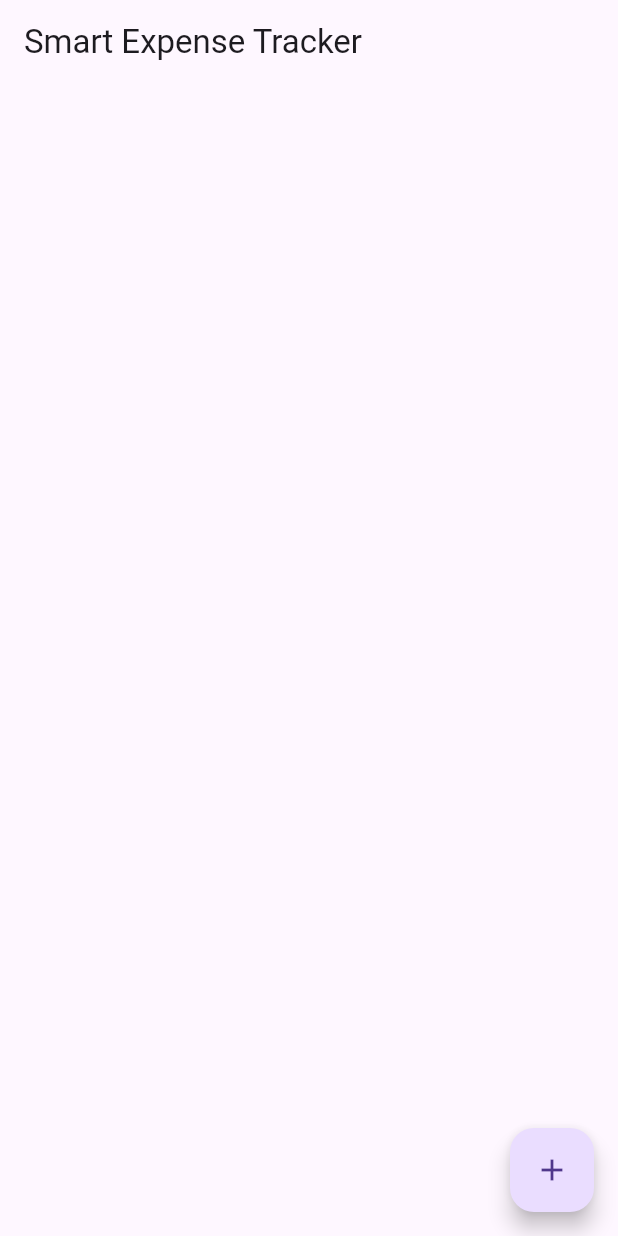
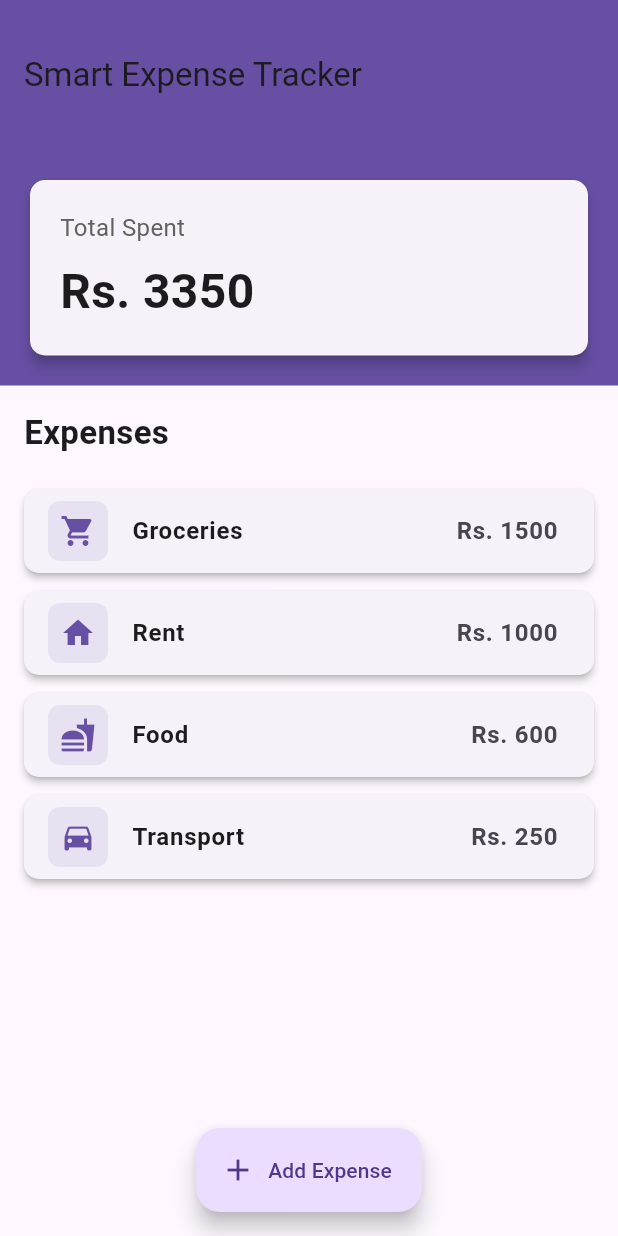
Before and after one commit to ToobaFayyaz55/Expense-Tracker, a Flutter app: the screen it shows after launch, on a phone screen of 412 x 824 dp. Run offline on Flutter 3.47's test engine with Material 3 defaults, Android fonts, the phone set to English and light mode, and no system bars.

Commit message:
Updated the code a little

```diff
--- a/lib/main.dart
+++ b/lib/main.dart
@@ -9,6 +9,10 @@ class ExpenseTrackerApp extends StatelessWidget {
       title: 'Smart Expense Tracker',
       home: ExpenseHomePage(),
       debugShowCheckedModeBanner: false,
+      theme: ThemeData(
+        primarySwatch: Colors.blue,
+        visualDensity: VisualDensity.adaptivePlatformDensity,
+      ),
     );
   }
 }
@@ -19,23 +23,35 @@ class ExpenseHomePage extends StatefulWidget {
 }
 
 class _ExpenseHomePageState extends State<ExpenseHomePage> {
-  final List<Map<String, dynamic>> _expenses = [];
+  final List<Map<String, dynamic>> _expenses = [
+    {"title": "Groceries", "amount": 1500.0, "categoryIcon": Icons.shopping_cart},
+    {"title": "Rent", "amount": 1000.0, "categoryIcon": Icons.home},
+    {"title": "Food", "amount": 600.0, "categoryIcon": Icons.fastfood},
+    {"title": "Transport", "amount": 250.0, "categoryIcon": Icons.directions_car},
+  ];
 
   final TextEditingController _titleController = TextEditingController();
   final TextEditingController _amountController = TextEditingController();
+  IconData? _selectedCategoryIcon;
+
+  double get _totalSpent {
+    return _expenses.fold(0.0, (sum, item) => sum + item['amount']);
+  }
 
   void _addExpense() {
-    if (_titleController.text.isEmpty || _amountController.text.isEmpty) return;
+    if (_titleController.text.isEmpty || _amountController.text.isEmpty || _selectedCategoryIcon == null) return;
 
     setState(() {
       _expenses.add({
         "title": _titleController.text,
-        "amount": double.parse(_amountController.text)
+        "amount": double.parse(_amountController.text),
+        "categoryIcon": _selectedCategoryIcon,
       });
     });
 
     _titleController.clear();
     _amountController.clear();
+    _selectedCategoryIcon = null;
     Navigator.pop(context);
   }
 
@@ -49,9 +65,26 @@ class _ExpenseHomePageState extends State<ExpenseHomePage> {
           children: [
             TextField(controller: _titleController, decoration: InputDecoration(labelText: "Title")),
             TextField(controller: _amountController, decoration: InputDecoration(labelText: "Amount"), keyboardType: TextInputType.number),
+            DropdownButtonFormField<IconData>(
+              decoration: InputDecoration(labelText: "Category"),
+              value: _selectedCategoryIcon,
+              items: [
+                DropdownMenuItem(value: Icons.shopping_cart, child: Row(children: [Icon(Icons.shopping_cart), SizedBox(width: 8), Text("Groceries")])),
+                DropdownMenuItem(value: Icons.home, child: Row(children: [Icon(Icons.home), SizedBox(width: 8), Text("Rent")])),
+                DropdownMenuItem(value: Icons.fastfood, child: Row(children: [Icon(Icons.fastfood), SizedBox(width: 8), Text("Food")])),
+                DropdownMenuItem(value: Icons.directions_car, child: Row(children: [Icon(Icons.directions_car), SizedBox(width: 8), Text("Transport")])),
+                // Add more categories as needed
+              ],
+              onChanged: (IconData? newValue) {
+                setState(() {
+                  _selectedCategoryIcon = newValue;
+                });
+              },
+            ),
           ],
         ),
         actions: [
+          TextButton(onPressed: () => Navigator.pop(context), child: Text("Cancel")),
           TextButton(onPressed: _addExpense, child: Text("Add")),
         ],
       ),
@@ -61,19 +94,102 @@ class _ExpenseHomePageState extends State<ExpenseHomePage> {
   @override
   Widget build(BuildContext context) {
     return Scaffold(
-      appBar: AppBar(title: Text("Smart Expense Tracker")),
-      body: ListView.builder(
-        itemCount: _expenses.length,
-        itemBuilder: (ctx, i) {
-          return ListTile(
-            title: Text(_expenses[i]['title']),
-            subtitle: Text("Rs. ${_expenses[i]['amount']}"),
-          );
-        },
+      appBar: AppBar(
+        title: Text("Smart Expense Tracker"),
+        centerTitle: false,
+        elevation: 0,
+        toolbarHeight: 100,
+        flexibleSpace: Container(
+          decoration: BoxDecoration(
+            color: Theme.of(context).primaryColor,
+          ),
+        ),
       ),
-      floatingActionButton: FloatingActionButton(
+      body: Column(
+        children: [
+          Container(
+            width: double.infinity,
+            padding: EdgeInsets.all(16.0),
+            color: Theme.of(context).primaryColor,
+            child: Card(
+              elevation: 4,
+              shape: RoundedRectangleBorder(borderRadius: BorderRadius.circular(10)),
+              child: Padding(
+                padding: const EdgeInsets.all(20.0),
+                child: Column(
+                  crossAxisAlignment: CrossAxisAlignment.start,
+                  children: [
+                    Text(
+                      "Total Spent",
+                      style: TextStyle(fontSize: 16, color: Colors.grey[700]),
+                    ),
+                    SizedBox(height: 8),
+                    Text(
+                      "Rs. ${_totalSpent.toStringAsFixed(0)}",
+                      style: TextStyle(fontSize: 32, fontWeight: FontWeight.bold),
+                    ),
+                  ],
+                ),
+              ),
+            ),
+          ),
+          Padding(
+            padding: const EdgeInsets.all(16.0),
+            child: Align(
+              alignment: Alignment.centerLeft,
+              child: Text(
+                "Expenses",
+                style: TextStyle(fontSize: 22, fontWeight: FontWeight.bold),
+              ),
+            ),
+          ),
+          Expanded(
+            child: _expenses.isEmpty
+                ? Center(
+                    child: Text(
+                      "No expenses added yet!",
+                      style: TextStyle(fontSize: 18, color: Colors.grey),
+                    ),
+                  )
+                : ListView.builder(
+                    itemCount: _expenses.length,
+                    itemBuilder: (ctx, i) {
+                      return Card(
+                        margin: EdgeInsets.symmetric(horizontal: 16.0, vertical: 6.0),
+                        elevation: 2,
+                        shape: RoundedRectangleBorder(borderRadius: BorderRadius.circular(10)),
+                        child: ListTile(
+                          leading: Container(
+                            padding: EdgeInsets.all(8),
+                            decoration: BoxDecoration(
+                              color: Theme.of(context).primaryColor.withOpacity(0.1),
+                              borderRadius: BorderRadius.circular(8),
+                            ),
+                            child: Icon(
+                              _expenses[i]['categoryIcon'],
+                              color: Theme.of(context).primaryColor,
+                            ),
+                          ),
+                          title: Text(
+                            _expenses[i]['title'],
+                            style: TextStyle(fontWeight: FontWeight.bold),
+                          ),
+                          trailing: Text(
+                            "Rs. ${_expenses[i]['amount'].toStringAsFixed(0)}",
+                            style: TextStyle(fontWeight: FontWeight.bold, fontSize: 16),
+                          ),
+                        ),
+                      );
+                    },
+                  ),
+          ),
+        ],
+      ),
+      floatingActionButtonLocation: FloatingActionButtonLocation.centerFloat,
+      floatingActionButton: FloatingActionButton.extended(
         onPressed: _showAddDialog,
-        child: Icon(Icons.add),
+        label: Text("Add Expense"),
+        icon: Icon(Icons.add),
       ),
     );
   }
```
